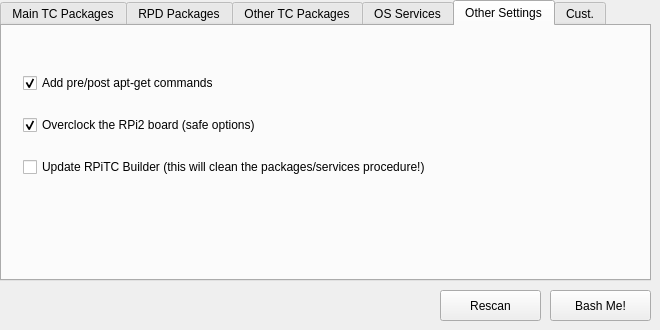
Old version of the form rpitc.ui in the repository Gibbio/RPiTC_Builder.
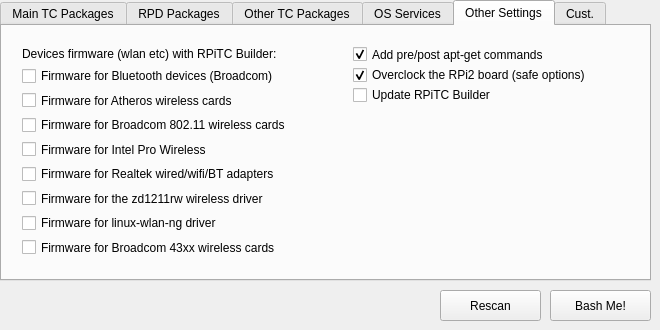
New version of the form. The open tabs and pages were chosen to show the change. Icons and pictures are not drawn.

Commit message: added firmware install for wlan and bluetooth

The edit to the form file:
```diff
--- a/rpitc.ui
+++ b/rpitc.ui
@@ -467,10 +467,10 @@
      <widget class="QWidget" name="verticalLayoutWidget_6">
       <property name="geometry">
        <rect>
-        <x>10</x>
-        <y>20</y>
-        <width>621</width>
-        <height>161</height>
+        <x>340</x>
+        <y>10</y>
+        <width>296</width>
+        <height>77</height>
        </rect>
       </property>
       <layout class="QVBoxLayout" name="verticalLayout">
@@ -505,7 +505,7 @@
        <item>
         <widget class="QCheckBox" name="update_checkBox">
          <property name="text">
-          <string>Update RPiTC Builder (this will clean the packages/services procedure!)</string>
+          <string>Update RPiTC Builder</string>
          </property>
          <property name="icon">
           <iconset resource="icons.qrc">
@@ -518,6 +518,141 @@
        </item>
       </layout>
      </widget>
+     <widget class="QWidget" name="verticalLayoutWidget_7">
+      <property name="geometry">
+       <rect>
+        <x>9</x>
+        <y>10</y>
+        <width>332</width>
+        <height>232</height>
+       </rect>
+      </property>
+      <layout class="QVBoxLayout" name="firmware_verticalLayout">
+       <item>
+        <widget class="QLabel" name="firmware_label">
+         <property name="text">
+          <string>Devices firmware (wlan etc) with RPiTC Builder:</string>
+         </property>
+        </widget>
+       </item>
+       <item>
+        <widget class="QCheckBox" name="bluez_firmware_checkBox">
+         <property name="text">
+          <string>Firmware for Bluetooth devices (Broadcom)</string>
+         </property>
+         <property name="icon">
+          <iconset resource="icons.qrc">
+           <normaloff>:/icons/firmware_icon.png</normaloff>:/icons/firmware_icon.png</iconset>
+         </property>
+         <property name="checked">
+          <bool>false</bool>
+         </property>
+        </widget>
+       </item>
+       <item>
+        <widget class="QCheckBox" name="ath_firmware_checkBox">
+         <property name="text">
+          <string>Firmware for Atheros wireless cards</string>
+         </property>
+         <property name="icon">
+          <iconset resource="icons.qrc">
+           <normaloff>:/icons/firmware_icon.png</normaloff>:/icons/firmware_icon.png</iconset>
+         </property>
+         <property name="checked">
+          <bool>false</bool>
+         </property>
+        </widget>
+       </item>
+       <item>
+        <widget class="QCheckBox" name="bcm_firmware_checkBox">
+         <property name="text">
+          <string>Firmware for Broadcom 802.11 wireless cards</string>
+         </property>
+         <property name="icon">
+          <iconset resource="icons.qrc">
+           <normaloff>:/icons/firmware_icon.png</normaloff>:/icons/firmware_icon.png</iconset>
+         </property>
+         <property name="checked">
+          <bool>false</bool>
+         </property>
+        </widget>
+       </item>
+       <item>
+        <widget class="QCheckBox" name="intel_firmware_checkBox">
+         <property name="text">
+          <string>Firmware for Intel Pro Wireless</string>
+         </property>
+         <property name="icon">
+          <iconset resource="icons.qrc">
+           <normaloff>:/icons/firmware_icon.png</normaloff>:/icons/firmware_icon.png</iconset>
+         </property>
+         <property name="checked">
+          <bool>false</bool>
+         </property>
+        </widget>
+       </item>
+       <item>
+        <widget class="QCheckBox" name="rtl_firmware_checkBox">
+         <property name="text">
+          <string>Firmware for Realtek wired/wifi/BT adapters</string>
+         </property>
+         <property name="icon">
+          <iconset resource="icons.qrc">
+           <normaloff>:/icons/firmware_icon.png</normaloff>:/icons/firmware_icon.png</iconset>
+         </property>
+         <property name="checked">
+          <bool>false</bool>
+         </property>
+        </widget>
+       </item>
+       <item>
+        <widget class="QCheckBox" name="zd_firmware_checkBox">
+         <property name="text">
+          <string>Firmware for the zd1211rw wireless driver</string>
+         </property>
+         <property name="icon">
+          <iconset resource="icons.qrc">
+           <normaloff>:/icons/firmware_icon.png</normaloff>:/icons/firmware_icon.png</iconset>
+         </property>
+         <property name="checked">
+          <bool>false</bool>
+         </property>
+        </widget>
+       </item>
+       <item>
+        <widget class="QCheckBox" name="ng_firmware_checkBox">
+         <property name="text">
+          <string>Firmware for linux-wlan-ng driver</string>
+         </property>
+         <property name="icon">
+          <iconset resource="icons.qrc">
+           <normaloff>:/icons/firmware_icon.png</normaloff>:/icons/firmware_icon.png</iconset>
+         </property>
+         <property name="checked">
+          <bool>false</bool>
+         </property>
+        </widget>
+       </item>
+       <item>
+        <widget class="QCheckBox" name="b43_firmware_checkBox">
+         <property name="text">
+          <string>Firmware for Broadcom 43xx wireless cards</string>
+         </property>
+         <property name="icon">
+          <iconset resource="icons.qrc">
+           <normaloff>:/icons/firmware_icon.png</normaloff>:/icons/firmware_icon.png</iconset>
+         </property>
+         <property name="checked">
+          <bool>false</bool>
+         </property>
+        </widget>
+       </item>
+      </layout>
+     </widget>
+     <zorder>verticalLayoutWidget_6</zorder>
+     <zorder>verticalLayoutWidget_7</zorder>
+     <zorder>firmware_label</zorder>
+     <zorder>firmware_label</zorder>
     </widget>
     <widget class="QWidget" name="custom_tab">
      <attribute name="title">
```
Left out of the diff: 23 changed lines with no effect on the pictures. The commit also changes 5 other files.
